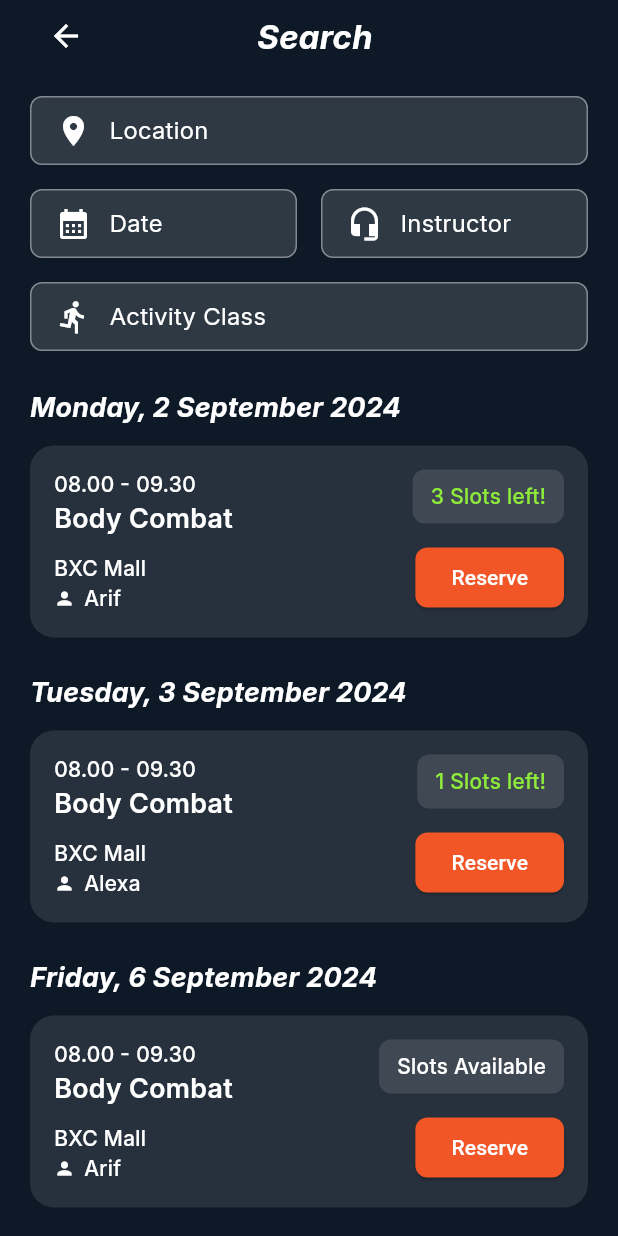
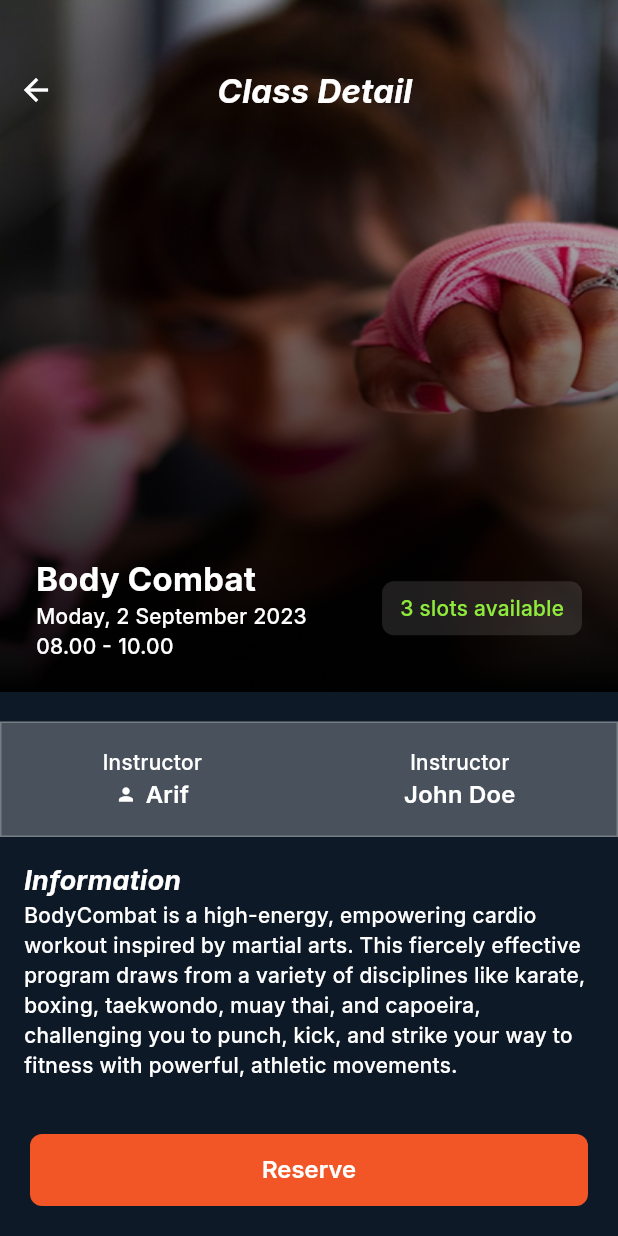
Before and after one commit to alikahfi275/test-garuda, a Flutter app: the SearchScreen screen opened by its route, after a tap on "Reserve", on a phone screen of 412 x 824 dp. Run offline on Flutter 3.47's test engine with Material 3 defaults, Android fonts, the phone set to English and light mode, and no system bars; our stand-ins replace dio, get; network calls fail.

Commit message:
Slicing ui class detail

```diff
--- a/lib/core/routes/app_pages.dart
+++ b/lib/core/routes/app_pages.dart
@@ -10,6 +10,7 @@ import 'package:test_garuda/modules/authentication/screens/menu_auth_screen.dart
 import 'package:test_garuda/modules/authentication/screens/register_screen.dart';
 import 'package:test_garuda/modules/authentication/screens/login_screen.dart';
 import 'package:test_garuda/modules/home/bindings/home_binding.dart';
+import 'package:test_garuda/modules/home/screens/detail_screen.dart';
 import 'package:test_garuda/modules/home/screens/search_screen.dart';
 
 class AppPages {
@@ -40,5 +41,10 @@ class AppPages {
       page: () => SearchScreen(),
       binding: HomeBinding(),
     ),
+    GetPage(
+      name: Routes.detail,
+      page: () => DetailScreen(),
+      binding: HomeBinding(),
+    ),
   ];
 }
--- a/lib/core/routes/app_routes.dart
+++ b/lib/core/routes/app_routes.dart
@@ -7,4 +7,5 @@ abstract class Routes {
   static const newPassword = '/new-password';
   static const resultPassword = '/result-password';
   static const search = '/search';
+  static const detail = '/detail';
 }
--- /dev/null
+++ b/lib/modules/home/screens/detail_screen.dart
@@ -0,0 +1,63 @@
+import 'package:get/get.dart';
+import 'package:flutter/material.dart';
+import 'package:test_garuda/widgets/app_button.dart';
+import 'package:test_garuda/widgets/app_header.dart';
+
+import 'package:test_garuda/widgets/detail_content.dart';
+import 'package:test_garuda/widgets/detail_header_content.dart';
+import 'package:test_garuda/widgets/reservation_bottom_sheet.dart';
+
+class DetailScreen extends StatelessWidget {
+  const DetailScreen({super.key});
+
+  void showReservationSheet(BuildContext context) {
+    showModalBottomSheet(
+      context: context,
+      isScrollControlled: true,
+      backgroundColor: Colors.transparent,
+      builder: (_) => const ReservationBottomSheet(),
+    );
+  }
+
+  @override
+  Widget build(BuildContext context) {
+    final cs = Get.theme.colorScheme;
+
+    return Scaffold(
+      body: Stack(
+        clipBehavior: Clip.none,
+        children: [
+          Positioned.fill(
+            top: 0,
+            bottom: 275,
+            child: Image.asset('assets/images/bg_auth.png', fit: BoxFit.fill),
+          ),
+          Positioned.fill(
+            top: 0,
+            bottom: 600,
+            child: AppHeader(type: AppHeaderType.simple, title: 'Class Detail'),
+          ),
+          Positioned(
+            left: 24,
+            right: 24,
+            bottom: 280,
+            child: HeaderDetailContent(cs: cs),
+          ),
+          Positioned(bottom: 0, left: 0, right: 0, child: DetailContent()),
+        ],
+      ),
+      bottomNavigationBar: SafeArea(
+        child: Padding(
+          padding: const EdgeInsets.all(20),
+          child: AppButton(
+            text: "Reserve",
+            onPressed: () {
+              showReservationSheet(context);
+            },
+            variant: AppButtonVariant.primary,
+          ),
+        ),
+      ),
+    );
+  }
+}
--- a/lib/widgets/card_reservation.dart
+++ b/lib/widgets/card_reservation.dart
@@ -56,7 +56,6 @@ class CardReservation extends StatelessWidget {
           Column(
             crossAxisAlignment: CrossAxisAlignment.end,
             children: [
-              // SLOT BADGE
               Container(
                 padding: const EdgeInsets.symmetric(
                   horizontal: 12,
--- /dev/null
+++ b/lib/widgets/detail_content.dart
@@ -0,0 +1,64 @@
+import 'package:flutter/material.dart';
+import 'package:test_garuda/widgets/app_text.dart';
+
+class DetailContent extends StatelessWidget {
+  const DetailContent({super.key});
+
+  @override
+  Widget build(BuildContext context) {
+    return Column(
+      crossAxisAlignment: CrossAxisAlignment.start,
+      children: [
+        Container(
+          padding: EdgeInsets.symmetric(vertical: 16),
+          decoration: BoxDecoration(
+            border: Border.all(color: const Color.fromARGB(63, 255, 255, 255)),
+            color: const Color.fromARGB(63, 255, 255, 255),
+          ),
+          child: Row(
+            mainAxisAlignment: MainAxisAlignment.spaceAround,
+            children: [
+              Column(
+                children: [
+                  AppText('Instructor', size: 14, weight: FontWeight.w500),
+                  Row(
+                    children: [
+                      const Icon(Icons.person, size: 14),
+                      const SizedBox(width: 6),
+                      AppText("Arif", size: 16, weight: FontWeight.w600),
+                    ],
+                  ),
+                ],
+              ),
+              Column(
+                children: [
+                  AppText('Instructor', size: 14, weight: FontWeight.w500),
+                  AppText('John Doe', size: 16, weight: FontWeight.w600),
+                ],
+              ),
+            ],
+          ),
+        ),
+        Padding(
+          padding: EdgeInsets.symmetric(vertical: 16, horizontal: 16),
+          child: Column(
+            crossAxisAlignment: CrossAxisAlignment.start,
+            children: [
+              AppText(
+                'Information',
+                weight: FontWeight.w700,
+                size: 18,
+                fontStyle: FontStyle.italic,
+              ),
+              AppText(
+                'BodyCombat is a high-energy, empowering cardio workout inspired by martial arts. This fiercely effective program draws from a variety of disciplines like karate, boxing, taekwondo, muay thai, and capoeira, challenging you to punch, kick, and strike your way to fitness with powerful, athletic movements.',
+                size: 14,
+                weight: FontWeight.w500,
+              ),
+            ],
+          ),
+        ),
+      ],
+    );
+  }
+}
--- /dev/null
+++ b/lib/widgets/detail_header_content.dart
@@ -0,0 +1,46 @@
+import 'package:flutter/material.dart';
+import 'package:test_garuda/widgets/app_text.dart';
+
+class HeaderDetailContent extends StatelessWidget {
+  const HeaderDetailContent({super.key, required this.cs});
+
+  final ColorScheme cs;
+
+  @override
+  Widget build(BuildContext context) {
+    return Padding(
+      padding: const EdgeInsets.symmetric(vertical: 15),
+      child: Row(
+        children: [
+          Expanded(
+            child: Column(
+              crossAxisAlignment: CrossAxisAlignment.start,
+              children: [
+                AppText('Body Combat', size: 22, weight: FontWeight.w700),
+                AppText(
+                  'Moday, 2 September 2023',
+                  size: 14,
+                  weight: FontWeight.w500,
+                ),
+                AppText('08.00 - 10.00', size: 14, weight: FontWeight.w500),
+              ],
+            ),
+          ),
+          Container(
+            padding: const EdgeInsets.symmetric(horizontal: 12, vertical: 8),
+            decoration: BoxDecoration(
+              color: const Color.fromARGB(29, 255, 255, 255),
+              borderRadius: BorderRadius.circular(8),
+            ),
+            child: AppText(
+              "3 slots available",
+              size: 14,
+              weight: FontWeight.w500,
+              color: cs.surface,
+            ),
+          ),
+        ],
+      ),
+    );
+  }
+}
--- a/lib/widgets/list_search.dart
+++ b/lib/widgets/list_search.dart
@@ -1,5 +1,6 @@
 import 'package:get/get.dart';
 import 'package:flutter/material.dart';
+import 'package:test_garuda/core/routes/app_routes.dart';
 
 import 'package:test_garuda/modules/home/controllers/search_controller.dart';
 import 'package:test_garuda/widgets/app_text.dart';
@@ -30,7 +31,10 @@ class ListSearch extends StatelessWidget {
               ),
               const SizedBox(height: 12),
               ...items.map(
-                (item) => CardReservation(data: item, onAction: () {}),
+                (item) => CardReservation(
+                  data: item,
+                  onAction: () => Get.toNamed(Routes.detail),
+                ),
               ),
               const SizedBox(height: 24),
             ],
```
Also changed, not shown: lib/widgets/reservation_bottom_sheet.dart (added, +145 -0 lines).
